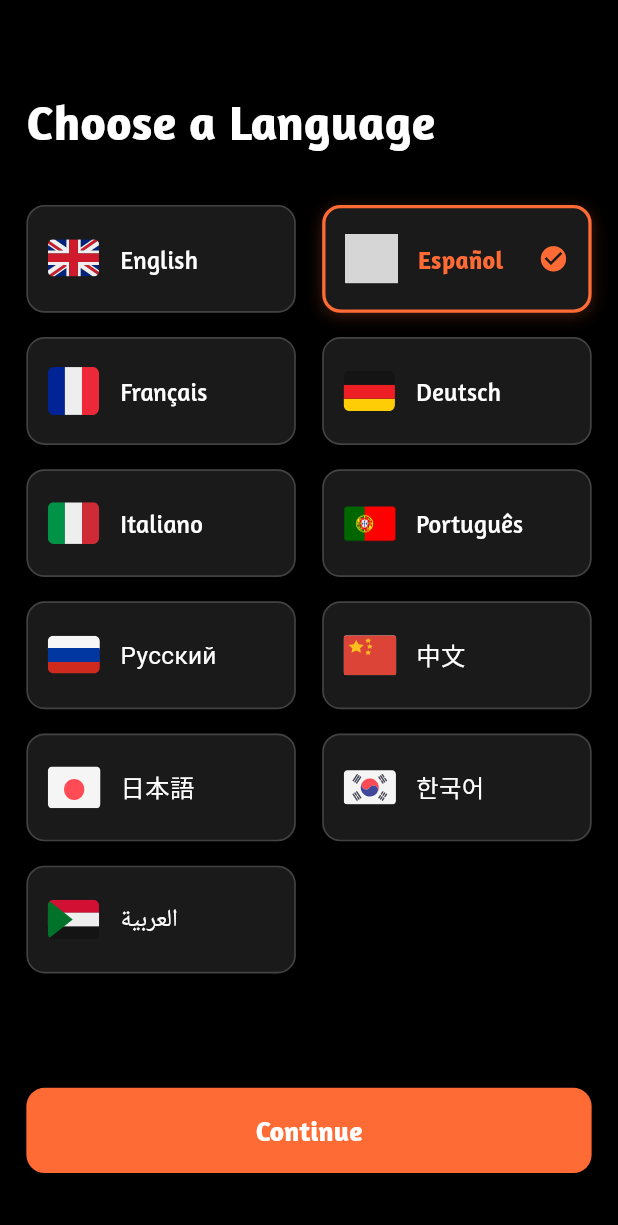
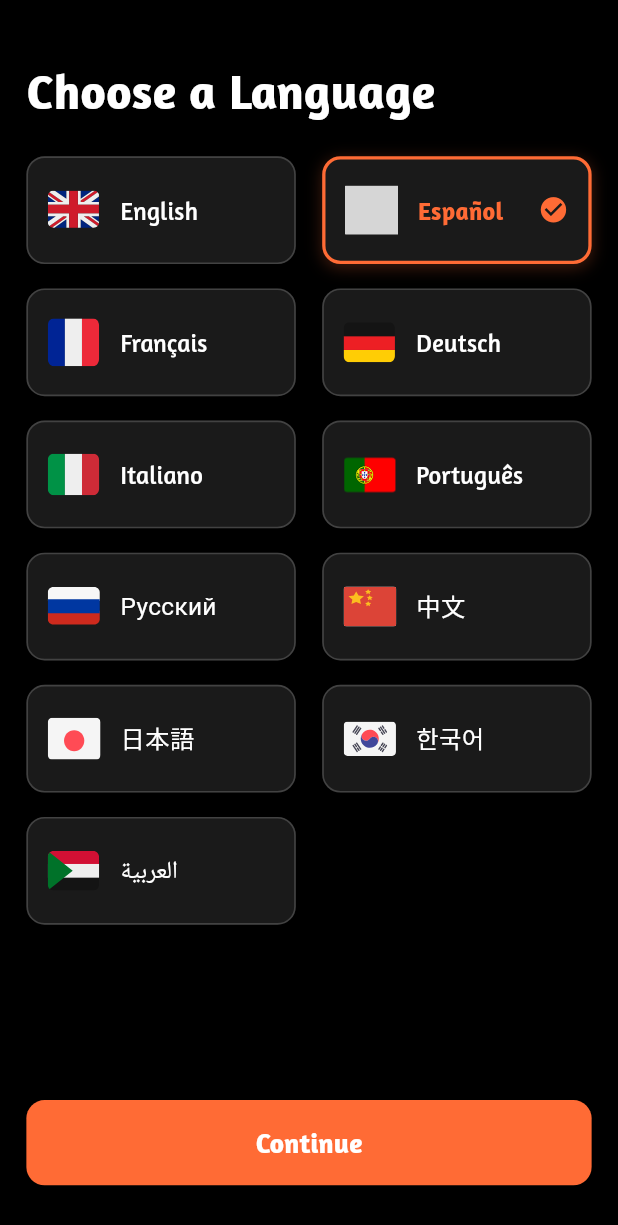
Before and after one commit to abdullah2310ishaq/tatoo_maker, a Flutter app: the screen it shows after launch, after a tap on "Español", on a phone screen of 412 x 824 dp. Shown: the top 1225 px of the screen. Run offline on Flutter 3.47's test engine with Material 3 defaults, Android fonts, the phone set to English and light mode, and no system bars; our stand-ins replace camera, firebase_core, firebase_remote_config, flutter_screenutil, flutter_svg, google_mobile_ads and 6 more; missing offline and left inert: gal, in_app_purchase_android; accounts and stored records are empty; network calls fail; grey boxes are pictures that could not be loaded.

Commit message:
feat: integrate Remote Config for AdMob IDs and enhance language selection screens with native ads

```diff
--- a/lib/language/first_language.dart
+++ b/lib/language/first_language.dart
@@ -5,6 +5,7 @@ import 'package:provider/provider.dart';
 import 'package:tatoo_maker/l10n/app_localizations.dart';
 import '../services/locale_service.dart';
 import '../utils/colors.dart';
+import '../widgets/language_native_ad.dart';
 import '../real_onboarding/real_onboarding_flow.dart';
 
 /// First language selection screen - Light theme only (one-time onboarding)
@@ -119,8 +120,7 @@ class _FirstLanguageScreenState extends State<FirstLanguageScreen> {
             child: Column(
               crossAxisAlignment: CrossAxisAlignment.start,
               children: [
-                SizedBox(height: 40.h),
-                // Title
+                SizedBox(height: 20.h),
                 Text(
                   AppLocalizations.of(context)!.chooseALanguage,
                   style: TextStyle(
@@ -130,10 +130,10 @@ class _FirstLanguageScreenState extends State<FirstLanguageScreen> {
                     fontFamily: 'Amaranth',
                   ),
                 ),
-                SizedBox(height: 32.h),
-                // Language Grid
+                SizedBox(height: 20.h),
                 Expanded(
                   child: GridView.builder(
+                    physics: const ClampingScrollPhysics(),
                     gridDelegate: SliverGridDelegateWithFixedCrossAxisCount(
                       crossAxisCount: 2,
                       childAspectRatio: 2.5,
@@ -151,8 +151,10 @@ class _FirstLanguageScreenState extends State<FirstLanguageScreen> {
                     },
                   ),
                 ),
-                SizedBox(height: 24.h),
-                // Continue Button
+                // Thin gap — less empty black strip above native.
+                SizedBox(height: 8.h),
+                LanguageNativeAd(isDark: true, compact: true),
+                SizedBox(height: 10.h),
                 SizedBox(
                   width: double.infinity,
                   height: 56.h,
@@ -194,7 +196,7 @@ class _FirstLanguageScreenState extends State<FirstLanguageScreen> {
                     ),
                   ),
                 ),
-                SizedBox(height: 24.h),
+                SizedBox(height: 16.h),
               ],
             ),
           ),
--- a/lib/main.dart
+++ b/lib/main.dart
@@ -16,10 +16,12 @@ import 'providers/usage_limit_provider.dart';
 import 'package:firebase_core/firebase_core.dart';
 import 'package:google_mobile_ads/google_mobile_ads.dart';
 import 'services/app_open_ad_service.dart';
+import 'services/remote_config_service.dart';
 
 void main() async {
   WidgetsFlutterBinding.ensureInitialized();
   await Firebase.initializeApp();
+  await RemoteConfigService.instance.initialize();
   await MobileAds.instance.initialize();
   // Lock app orientation so it does not rotate.
   await SystemChrome.setPreferredOrientations([DeviceOrientation.portraitUp]);
@@ -153,6 +155,7 @@ class _MyAppState extends State<MyApp> with WidgetsBindingObserver {
 
     return MultiProvider(
       providers: [
+        ChangeNotifierProvider.value(value: RemoteConfigService.instance),
         ChangeNotifierProvider(create: (_) => LocaleService()),
         ChangeNotifierProvider(
           create: (_) => FavoritesProvider()..loadFavorites(),
--- a/lib/services/admob_ids.dart
+++ b/lib/services/admob_ids.dart
@@ -1,38 +1,101 @@
 import 'package:flutter/foundation.dart';
 
+import 'remote_config_service.dart';
+
+/// AdMob unit IDs for **Android only** (this app does not ship on iOS).
+///
+/// **Release / profile:** production IDs from Remote Config when initialized, else compile-time prod.
+/// **Debug:** Remote Config **test** keys ([RemoteConfigKeys.admobAndroid*Test]), else compile-time test IDs.
 class AdmobIds {
-  // Provided in `ads.md`.
-  static const String _prodBannerAndroid = 'ca-app-pub-5408098781737794/4430049847';
-  static const String _prodBannerIos = 'ca-app-pub-5408098781737794/4430049847';
-  static const String _prodAppOpenAndroid = 'ca-app-pub-5408098781737794/4589831949';
-  static const String _prodAppOpenIos = 'ca-app-pub-5408098781737794/4589831949';
+  // Production — from `admob_ids.md` / AdMob (Android).
+  static const String _prodBanner = 'ca-app-pub-5408098781737794/4430049847';
+  static const String _prodAppOpen = 'ca-app-pub-5408098781737794/4589831949';
+  static const String _prodNative = 'ca-app-pub-5408098781737794/3919748102';
+  static const String _prodInterstitial = 'ca-app-pub-5408098781737794/5232829779';
 
-  // Official AdMob test IDs (safe for development).
-  static const String _testBannerAndroid = 'ca-app-pub-3940256099942544/6300978111';
-  static const String _testBannerIos = 'ca-app-pub-3940256099942544/2934735716';
-  static const String _testAppOpenAndroid = 'ca-app-pub-3940256099942544/3419835294';
-  static const String _testAppOpenIos = 'ca-app-pub-3940256099942544/5662855259';
+  // Google sample ad units (Android) — use in debug builds only.
+  static const String _testBanner = 'ca-app-pub-3940256099942544/6300978111';
+  static const String _testAppOpen = 'ca-app-pub-3940256099942544/3419835294';
+  static const String _testNative = 'ca-app-pub-3940256099942544/2247696110';
+  static const String _testInterstitial = 'ca-app-pub-3940256099942544/1044960115';
 
   static String bannerUnitId() {
-    switch (defaultTargetPlatform) {
-      case TargetPlatform.iOS:
-        return kDebugMode ? _testBannerIos : _prodBannerIos;
-      case TargetPlatform.android:
-        return kDebugMode ? _testBannerAndroid : _prodBannerAndroid;
-      default:
-        // Ads are not supported on desktop/web in this app.
-        return '';
+    if (defaultTargetPlatform != TargetPlatform.android) return '';
+    if (kDebugMode) {
+      final o = _rcBannerTest();
+      return o.isNotEmpty ? o : _testBanner;
     }
+    final o = _rcBanner();
+    return o.isNotEmpty ? o : _prodBanner;
   }
 
   static String appOpenUnitId() {
-    switch (defaultTargetPlatform) {
-      case TargetPlatform.iOS:
-        return kDebugMode ? _testAppOpenIos : _prodAppOpenIos;
-      case TargetPlatform.android:
-        return kDebugMode ? _testAppOpenAndroid : _prodAppOpenAndroid;
-      default:
-        return '';
+    if (defaultTargetPlatform != TargetPlatform.android) return '';
+    if (kDebugMode) {
+      final o = _rcAppOpenTest();
+      return o.isNotEmpty ? o : _testAppOpen;
     }
+    final o = _rcAppOpen();
+    return o.isNotEmpty ? o : _prodAppOpen;
+  }
+
+  static String nativeUnitId() {
+    if (defaultTargetPlatform != TargetPlatform.android) return '';
+    if (kDebugMode) {
+      final o = _rcNativeTest();
+      return o.isNotEmpty ? o : _testNative;
+    }
+    final o = _rcNative();
+    return o.isNotEmpty ? o : _prodNative;
+  }
+
+  static String interstitialUnitId() {
+    if (defaultTargetPlatform != TargetPlatform.android) return '';
+    if (kDebugMode) {
+      final o = _rcInterstitialTest();
+      return o.isNotEmpty ? o : _testInterstitial;
+    }
+    final o = _rcInterstitial();
+    return o.isNotEmpty ? o : _prodInterstitial;
+  }
+
+  static String _rcBanner() {
+    if (!RemoteConfigService.instance.isInitialized) return '';
+    return RemoteConfigService.instance.admobAndroidBannerUnitId;
+  }
+
+  static String _rcNative() {
+    if (!RemoteConfigService.instance.isInitialized) return '';
+    return RemoteConfigService.instance.admobAndroidNativeUnitId;
+  }
+
+  static String _rcAppOpen() {
+    if (!RemoteConfigService.instance.isInitialized) return '';
+    return RemoteConfigService.instance.admobAndroidAppOpenUnitId;
+  }
+
+  static String _rcInterstitial() {
+    if (!RemoteConfigService.instance.isInitialized) return '';
+    return RemoteConfigService.instance.admobAndroidInterstitialUnitId;
+  }
+
+  static String _rcBannerTest() {
+    if (!RemoteConfigService.instance.isInitialized) return '';
+    return RemoteConfigService.instance.admobAndroidBannerTestUnitId;
+  }
+
+  static String _rcNativeTest() {
+    if (!RemoteConfigService.instance.isInitialized) return '';
+    return RemoteConfigService.instance.admobAndroidNativeTestUnitId;
+  }
+
+  static String _rcAppOpenTest() {
+    if (!RemoteConfigService.instance.isInitialized) return '';
+    return RemoteConfigService.instance.admobAndroidAppOpenTestUnitId;
+  }
+
+  static String _rcInterstitialTest() {
+    if (!RemoteConfigService.instance.isInitialized) return '';
+    return RemoteConfigService.instance.admobAndroidInterstitialTestUnitId;
   }
 }
--- /dev/null
+++ b/lib/services/remote_config_keys.dart
@@ -0,0 +1,19 @@
+/// Firebase Remote Config parameter keys.
+abstract final class RemoteConfigKeys {
+  static const String tattooBirthdayAdsAll = 'tattoo_birthday_ads_all';
+  static const String tattooBirthdayBanner = 'tattoo_birthday_banner';
+  static const String tattooBirthdayNative = 'tattoo_birthday_native';
+
+  /// Production Android AdMob unit IDs (`ca-app-pub-.../...`).
+  static const String admobAndroidBanner = 'admob_android_banner_unit_id';
+  static const String admobAndroidNative = 'admob_android_native_unit_id';
+  static const String admobAndroidAppOpen = 'admob_android_app_open_unit_id';
+  static const String admobAndroidInterstitial = 'admob_android_interstitial_unit_id';
+
+  /// Google **test** ad units (Android) — used in debug / internal QA via Remote Config.
+  static const String admobAndroidBannerTest = 'admob_android_banner_test_unit_id';
+  static const String admobAndroidNativeTest = 'admob_android_native_test_unit_id';
+  static const String admobAndroidAppOpenTest = 'admob_android_app_open_test_unit_id';
+  static const String admobAndroidInterstitialTest =
+      'admob_android_interstitial_test_unit_id';
+}
--- /dev/null
+++ b/lib/services/remote_config_service.dart
@@ -0,0 +1,102 @@
+import 'package:firebase_remote_config/firebase_remote_config.dart';
+import 'package:flutter/foundation.dart';
+
+import 'remote_config_keys.dart';
+
+class RemoteConfigService extends ChangeNotifier {
+  RemoteConfigService._();
+  static final RemoteConfigService instance = RemoteConfigService._();
+
+  FirebaseRemoteConfig get _rc => FirebaseRemoteConfig.instance;
+
+  bool _initialized = false;
+  bool get isInitialized => _initialized;
+
+  /// Defaults: birthday flags, **production** IDs, and Google **test** IDs (same as [AdmobIds]).
+  static const Map<String, dynamic> defaults = <String, dynamic>{
+    RemoteConfigKeys.tattooBirthdayAdsAll: true,
+    RemoteConfigKeys.tattooBirthdayBanner: true,
+    RemoteConfigKeys.tattooBirthdayNative: true,
+    // Production (Android)
+    RemoteConfigKeys.admobAndroidBanner:
+        'ca-app-pub-5408098781737794/4430049847',
+    RemoteConfigKeys.admobAndroidNative:
+        'ca-app-pub-5408098781737794/3919748102',
+    RemoteConfigKeys.admobAndroidAppOpen:
+        'ca-app-pub-5408098781737794/4589831949',
+    RemoteConfigKeys.admobAndroidInterstitial:
+        'ca-app-pub-5408098781737794/5232829779',
+    // Google sample test units (Android) — debug / QA
+    RemoteConfigKeys.admobAndroidBannerTest:
+        'ca-app-pub-3940256099942544/6300978111',
+    RemoteConfigKeys.admobAndroidNativeTest:
+        'ca-app-pub-3940256099942544/2247696110',
+    RemoteConfigKeys.admobAndroidAppOpenTest:
+        'ca-app-pub-3940256099942544/3419835294',
+    RemoteConfigKeys.admobAndroidInterstitialTest:
+        'ca-app-pub-3940256099942544/1044960115',
+  };
+
+  Future<void> initialize() async {
+    if (_initialized) return;
+
+    await _rc.setConfigSettings(
+      RemoteConfigSettings(
+        fetchTimeout: const Duration(seconds: 12),
+        minimumFetchInterval: kDebugMode
+            ? Duration.zero
+            : const Duration(hours: 1),
+      ),
+    );
+
+    await _rc.setDefaults(defaults);
+
+    try {
+      await _rc.fetchAndActivate();
+    } catch (e, st) {
+      debugPrint('[RemoteConfigService] fetchAndActivate failed: $e\n$st');
+    }
+
+    _initialized = true;
+    notifyListeners();
+  }
+
+  /// Master: `false` ⇒ no banner and no native on birthday screen.
+  bool get tattooBirthdayAdsAll =>
+      _rc.getBool(RemoteConfigKeys.tattooBirthdayAdsAll);
+
+  bool get tattooBirthdayShowBanner =>
+      tattooBirthdayAdsAll &&
+      _rc.getBool(RemoteConfigKeys.tattooBirthdayBanner);
+
+  bool get tattooBirthdayShowNative =>
+      tattooBirthdayAdsAll &&
+      _rc.getBool(RemoteConfigKeys.tattooBirthdayNative);
+
+  /// Trimmed AdMob unit id from Remote Config, or empty if missing (caller uses code fallback).
+  String _admobString(String key) => _rc.getString(key).trim();
+
+  String get admobAndroidBannerUnitId =>
+      _admobString(RemoteConfigKeys.admobAndroidBanner);
+
+  String get admobAndroidNativeUnitId =>
+      _admobString(RemoteConfigKeys.admobAndroidNative);
+
+  String get admobAndroidAppOpenUnitId =>
+      _admobString(RemoteConfigKeys.admobAndroidAppOpen);
+
+  String get admobAndroidInterstitialUnitId =>
+      _admobString(RemoteConfigKeys.admobAndroidInterstitial);
+
+  String get admobAndroidBannerTestUnitId =>
+      _admobString(RemoteConfigKeys.admobAndroidBannerTest);
+
+  String get admobAndroidNativeTestUnitId =>
+      _admobString(RemoteConfigKeys.admobAndroidNativeTest);
+
+  String get admobAndroidAppOpenTestUnitId =>
+      _admobString(RemoteConfigKeys.admobAndroidAppOpenTest);
+
+  String get admobAndroidInterstitialTestUnitId =>
+      _admobString(RemoteConfigKeys.admobAndroidInterstitialTest);
+}
--- a/lib/tattoo/onboarding/pages/step_birthday_page.dart
+++ b/lib/tattoo/onboarding/pages/step_birthday_page.dart
@@ -4,6 +4,7 @@ import '../../../l10n/app_localizations.dart';
 import '../../../utils/colors.dart';
 import '../widgets/onboarding_header.dart';
 import '../widgets/onboarding_next_button.dart';
+import '../widgets/tattoo_birthday_ads.dart';
 
 class StepBirthdayPage extends StatefulWidget {
   final int selectedMonth;
@@ -76,6 +77,7 @@ class _StepBirthdayPageState extends State<StepBirthdayPage> {
       crossAxisAlignment: CrossAxisAlignment.start,
       children: [
         OnboardingHeader(currentStep: 2, onBack: widget.onBack),
+        const TattooBirthdayBannerAd(),
         SizedBox(height: 40.h),
         // Question and date
         Column(
@@ -111,6 +113,7 @@ class _StepBirthdayPageState extends State<StepBirthdayPage> {
           ),
         ),
         const Spacer(),
+        TattooBirthdayNativeAd(isDark: isDark),
         // Next button
         OnboardingNextButton(
           enabled: _isDateValid(), // Disabled if date is in future or invalid
--- /dev/null
+++ b/lib/widgets/language_native_ad.dart
@@ -0,0 +1,120 @@
+import 'package:flutter/foundation.dart';
+import 'package:flutter/material.dart';
+import 'package:flutter_screenutil/flutter_screenutil.dart';
+import 'package:google_mobile_ads/google_mobile_ads.dart';
+import 'package:provider/provider.dart';
+
+import '../providers/usage_limit_provider.dart';
+import '../services/admob_ids.dart';
+import '../utils/colors.dart';
+
+/// Native (template) ad for language onboarding / language settings.
+/// Shown for free users only; Pro users see nothing.
+class LanguageNativeAd extends StatefulWidget {
+  const LanguageNativeAd({
+    super.key,
+    required this.isDark,
+    this.compact = false,
+  });
+
+  final bool isDark;
+
+  /// Shorter height + tighter padding (e.g. first-language screen).
+  final bool compact;
+
+  @override
+  State<LanguageNativeAd> createState() => _LanguageNativeAdState();
+}
+
+class _LanguageNativeAdState extends State<LanguageNativeAd> {
+  NativeAd? _nativeAd;
+  bool _loaded = false;
+
+  @override
+  void initState() {
+    super.initState();
+    _load();
+  }
+
+  @override
+  void didUpdateWidget(covariant LanguageNativeAd oldWidget) {
+    super.didUpdateWidget(oldWidget);
+    if (oldWidget.isDark != widget.isDark) {
+      _nativeAd?.dispose();
+      _nativeAd = null;
+      _loaded = false;
+      _load();
+    }
+  }
+
+  void _load() {
+    final unitId = AdmobIds.nativeUnitId();
+    if (unitId.isEmpty) return;
+
+    final ad = NativeAd(
+      adUnitId: unitId,
+      request: const AdRequest(),
+      nativeTemplateStyle: NativeTemplateStyle(
+        templateType: TemplateType.small,
+        mainBackgroundColor: widget.isDark
+            ? AppColors.navBarBackground
+            : AppColors.lightBackground,
+        cornerRadius: 12,
+      ),
+      listener: NativeAdListener(
+        onAdLoaded: (ad) {
+          if (!mounted) return;
+          setState(() {
+            _nativeAd = ad as NativeAd;
+            _loaded = true;
+          });
+        },
+        onAdFailedToLoad: (ad, error) {
+          ad.dispose();
+          if (kDebugMode) {
+            debugPrint('[LanguageNativeAd] failed to load: $error');
+          }
+          if (!mounted) return;
+          setState(() {
+            _nativeAd = null;
+            _loaded = false;
+          });
+        },
+      ),
+    );
+
+    _nativeAd = ad;
+    ad.load();
+  }
+
+  @override
+  void dispose() {
+    _nativeAd?.dispose();
+    super.dispose();
+  }
+
+  @override
+  Widget build(BuildContext context) {
+    final isPro = context.watch<UsageLimitProvider>().isProUnlocked;
+    if (isPro) return const SizedBox.shrink();
+
+    final ad = _nativeAd;
+    if (!_loaded || ad == null) {
+      return SizedBox(height: widget.compact ? 4.h : 8.h);
+    }
+
+    final adHeight = widget.compact ? 81.h : 90.h;
+
+    return Padding(
+      padding: EdgeInsets.only(bottom: widget.compact ? 4.h : 8.h),
+      child: ClipRRect(
+        borderRadius: BorderRadius.circular(12.r),
+        child: SizedBox(
+          width: double.infinity,
+          height: adHeight,
+          child: AdWidget(ad: ad),
+        ),
+      ),
+    );
+  }
+}
```
Also changed, not shown: lib/language/language_screen.dart (+14 -0 lines), lib/tattoo/onboarding/widgets/tattoo_birthday_ads.dart (added, +50 -0 lines).
